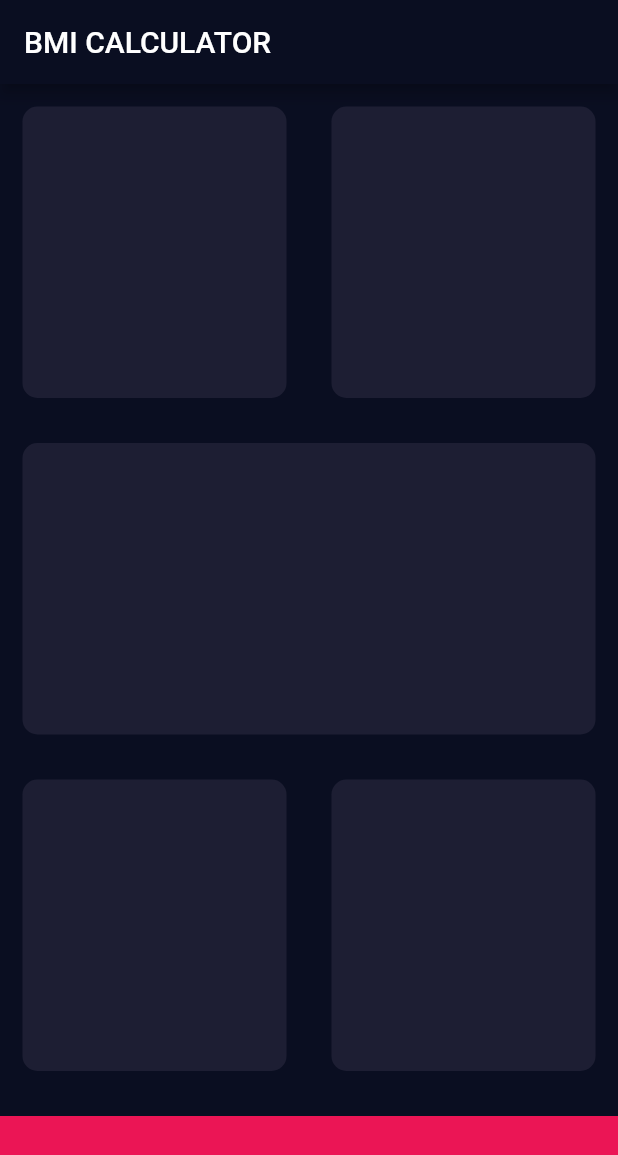
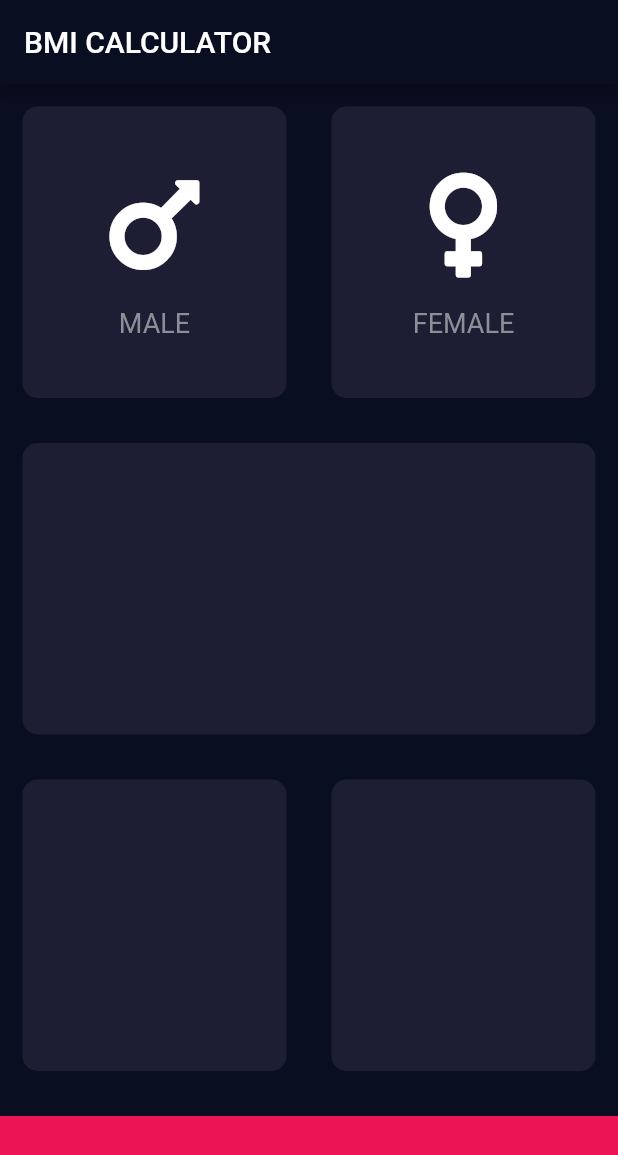
Before and after one commit to nevruzoglu/bmi_calculator, a Flutter app: the screen it shows after launch, on a phone screen of 412 x 824 dp. Shown: the top 1155 px of the screen. Run offline on Flutter 3.47's test engine with Material 2 defaults, Android fonts, the phone set to English and light mode, and no system bars; our stand-ins replace font_awesome_flutter.

Commit message:
Custom widged with icon and text created

```diff
--- a/lib/input_page.dart
+++ b/lib/input_page.dart
@@ -25,19 +25,19 @@ class _InputPageState extends State<InputPage> {
                   Expanded(
                       child: ReusableCard(
                     colour: activeCardColor,
-                    customWidged: Container(
-                      child: Row(
-                        children: <Widget>[
-                          Icon(FontAwesomeIcons.mars),
-                          SizedBox(
-                            height: 15,
-                          ),
-                          Text('MALE'),
-                        ],
-                      ),
+                    customWidged: SelectGender(
+                      icon: FontAwesomeIcons.mars,
+                      gender: 'MALE',
                     ),
                   )),
-                  Expanded(child: ReusableCard(colour: activeCardColor)),
+                  Expanded(
+                      child: ReusableCard(
+                    colour: activeCardColor,
+                    customWidged: SelectGender(
+                      icon: FontAwesomeIcons.venus,
+                      gender: 'FEMALE',
+                    ),
+                  )),
                 ],
               ),
             ),
@@ -61,6 +61,38 @@ class _InputPageState extends State<InputPage> {
   }
 }
 
+class SelectGender extends StatelessWidget {
+  SelectGender({this.icon, this.gender});
+
+  final IconData icon;
+  final String gender;
+
+  @override
+  Widget build(BuildContext context) {
+    return Container(
+      child: Column(
+        mainAxisAlignment: MainAxisAlignment.center,
+        children: <Widget>[
+          Icon(
+            icon,
+            size: 80,
+          ),
+          SizedBox(
+            height: 15,
+          ),
+          Text(
+            gender,
+            style: TextStyle(
+              fontSize: 18,
+              color: Color(0xff8d8e98),
+            ),
+          ),
+        ],
+      ),
+    );
+  }
+}
+
 class ReusableCard extends StatelessWidget {
   ReusableCard({@required this.colour, this.customWidged});
   final Color colour;
@@ -69,6 +101,7 @@ class ReusableCard extends StatelessWidget {
   @override
   Widget build(BuildContext context) {
     return Container(
+      child: customWidged,
       margin: EdgeInsets.all(15),
       decoration: BoxDecoration(
         color: colour,
```
